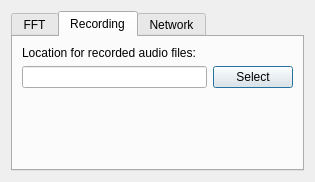
Old version of the form src/qtgui/audio_options.ui in the repository gqrx-sdr/gqrx.
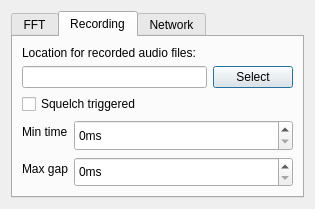
New version of the form. The open tabs and pages were chosen to show the change. Icons and pictures are not drawn. Custom widgets are drawn as their Qt base class.

Commit message:
Implement new squelch-triggered audio recorder
Move wav_sink into receiver_base_cf
Move file name generation to receiver_base_cf
Switch to pwr_squelch
Pull in wavfile_sink and fix #1075
Implement new squelch-triggered audio recorder while keeping in mind that
https://github.com/gqrx-sdr/gqrx/issues/946 would be next.
Add tag processing to wavfile_sink_gqrx.
Implement event-driven GUI updates.
Add GUI options
Make it possible to switch betweensimple_squelch and pwr_squelch implementations
to improve performace on weak systems
Update build dependencies (add libsndfile)

```diff
--- a/src/qtgui/audio_options.ui
+++ b/src/qtgui/audio_options.ui
@@ -7,7 +7,7 @@
     <x>0</x>
     <y>0</y>
     <width>315</width>
-    <height>182</height>
+    <height>209</height>
    </rect>
   </property>
   <property name="windowTitle">
@@ -206,17 +206,76 @@
         </layout>
        </item>
        <item>
-        <spacer name="verticalSpacer">
-         <property name="orientation">
-          <enum>Qt::Vertical</enum>
+        <widget class="QCheckBox" name="squelchTriggered">
+         <property name="toolTip">
+          <string>Squelch-triggered recording mode</string>
          </property>
-         <property name="sizeHint" stdset="0">
-          <size>
-           <width>20</width>
-           <height>40</height>
-          </size>
+         <property name="text">
+          <string>Squelch triggered</string>
          </property>
-        </spacer>
+        </widget>
+       </item>
+       <item>
+        <layout class="QFormLayout" name="formLayout_2">
+         <item row="0" column="0">
+          <widget class="QLabel" name="labelMinTime">
+           <property name="text">
+            <string>Min time</string>
+           </property>
+          </widget>
+         </item>
+         <item row="0" column="1">
+          <widget class="QSpinBox" name="recMinTime">
+           <property name="sizePolicy">
+            <sizepolicy hsizetype="Minimum" vsizetype="Expanding">
+             <horstretch>0</horstretch>
+             <verstretch>0</verstretch>
+            </sizepolicy>
+           </property>
+           <property name="toolTip">
+            <string>Minimum squelch open time to triggere recording start</string>
+           </property>
+           <property name="suffix">
+            <string>ms</string>
+           </property>
+           <property name="maximum">
+            <number>10000</number>
+           </property>
+           <property name="singleStep">
+            <number>100</number>
+           </property>
+          </widget>
+         </item>
+         <item row="1" column="0">
+          <widget class="QLabel" name="labelMaxGap">
+           <property name="text">
+            <string>Max gap</string>
+           </property>
+          </widget>
+         </item>
+         <item row="1" column="1">
+          <widget class="QSpinBox" name="recMaxGap">
+           <property name="sizePolicy">
+            <sizepolicy hsizetype="Minimum" vsizetype="Expanding">
+             <horstretch>0</horstretch>
+             <verstretch>0</verstretch>
+            </sizepolicy>
+           </property>
+           <property name="toolTip">
+            <string>Maximum squelch closed time to keep recording running</string>
+           </property>
+           <property name="suffix">
+            <string>ms</string>
+           </property>
+           <property name="maximum">
+            <number>10000</number>
+           </property>
+           <property name="singleStep">
+            <number>100</number>
+           </property>
+          </widget>
+         </item>
+        </layout>
        </item>
       </layout>
      </widget>
```
Left out of the diff: 2 changed lines with no effect on the pictures. The commit also changes 24 other files.
